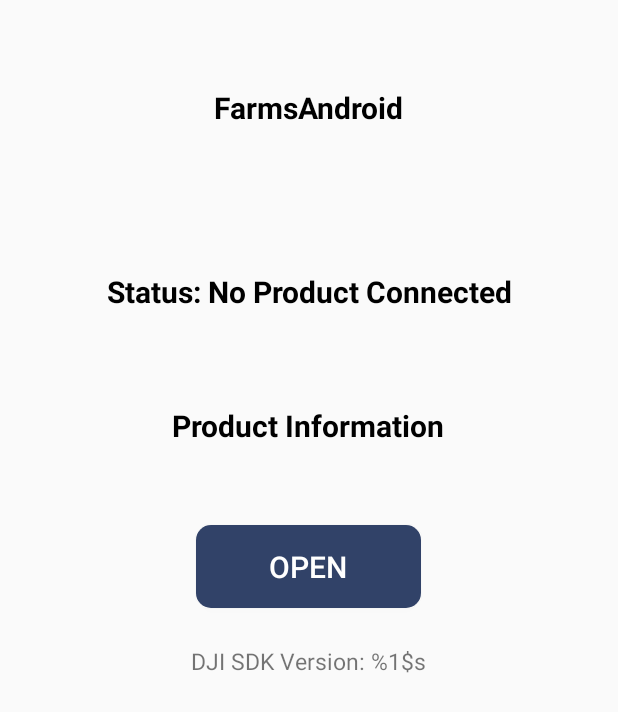
After one commit to esdrasdemorais/Farms, an Android app: the layout activity_connection.xml on its own in the app's theme, with its tools: preview values and no code run, on a phone screen of 412 x 824 dp. The commit adds this screen. Shown: the top 712 px of the screen. Run offline under Robolectric (Android 15) with nearby library versions, the phone set to English and light mode, and no system bars.

Commit message:
Connection Interface

```diff
--- a/FarmsAndroid/app/src/main/AndroidManifest.xml
+++ b/FarmsAndroid/app/src/main/AndroidManifest.xml
@@ -24,6 +24,15 @@
         android:glEsVersion="0x00020000"
         android:required="true" />
 
+    <uses-feature
+        android:name="android.hardware.usb.host"
+        android:required="false" />
+    <uses-feature
+        android:name="android.hardware.usb.accessory"
+        android:required="true" />
+
+
+
     <application
         android:allowBackup="true"
         android:icon="@mipmap/ic_launcher"
@@ -39,6 +48,33 @@
 
         <meta-data android:name="com.google.android.gms.version"
             android:value="@integer/google_play_services_version" />
+
+        <!-- DJI SDK -->
+        <uses-library android:name="com.android.future.usb.accessory" />
+        <meta-data
+            android:name="com.dji.sdk.API_KEY"
+            android:value="fef093eba8b5eb70accb5d81" />
+        <!--<meta-data-->
+            <!--android:name="com.google.android.geo.API_KEY"-->
+            <!--android:value="AIzaSyDuwP4Ka0IOHwAWllsbJbhezwD9gwlEzpA" />-->
+        <!--<meta-data-->
+            <!--android:name="com.google.android.gms.version"-->
+            <!--android:value="@integer/google_play_services_version" />-->
+
+        <activity
+            android:name="dji.sdk.sdkmanager.DJIAoaControllerActivity"
+            android:theme="@android:style/Theme.Translucent" >
+            <intent-filter>
+                <action android:name="android.hardware.usb.action.USB_ACCESSORY_ATTACHED" />
+            </intent-filter>
+
+            <meta-data
+                android:name="android.hardware.usb.action.USB_ACCESSORY_ATTACHED"
+                android:resource="@xml/accessory_filter" />
+        </activity>
+        <service android:name="dji.sdk.sdkmanager.DJIGlobalService" >
+        </service>
+        <!-- DJI SDK -->
 
         <activity android:name=".LoginActivity"
             android:label="@string/app_name"
--- /dev/null
+++ b/FarmsAndroid/app/src/main/res/drawable/round_btn.xml
@@ -0,0 +1,8 @@
+<?xml version="1.0" encoding="utf-8"?>
+<selector xmlns:android="http://schemas.android.com/apk/res/android">
+    <item android:drawable="@drawable/round_btn_normal" android:state_focused="true"></item>
+    <item android:drawable="@drawable/round_btn_pressed" android:state_selected="true"></item>
+    <item android:drawable="@drawable/round_btn_pressed" android:state_pressed="true"></item>
+    <item android:drawable="@drawable/round_btn_disable" android:state_enabled="false"></item>
+    <item android:drawable="@drawable/round_btn_normal" ></item>
+</selector>
--- /dev/null
+++ b/FarmsAndroid/app/src/main/res/drawable/round_btn_disable.xml
@@ -0,0 +1,8 @@
+<?xml version="1.0" encoding="utf-8"?>
+<shape xmlns:android="http://schemas.android.com/apk/res/android">
+    <solid android:color="#AAAAAAAA" />
+    <corners android:topLeftRadius="10dp"
+        android:topRightRadius="10dp"
+        android:bottomRightRadius="10dp"
+        android:bottomLeftRadius="10dp"/>
+</shape>
--- /dev/null
+++ b/FarmsAndroid/app/src/main/res/drawable/round_btn_normal.xml
@@ -0,0 +1,8 @@
+<?xml version="1.0" encoding="utf-8"?>
+<shape xmlns:android="http://schemas.android.com/apk/res/android">
+    <solid android:color="#FF314268" />
+    <corners android:topLeftRadius="10dp"
+        android:topRightRadius="10dp"
+        android:bottomRightRadius="10dp"
+        android:bottomLeftRadius="10dp"/>
+</shape>
--- /dev/null
+++ b/FarmsAndroid/app/src/main/res/drawable/round_btn_pressed.xml
@@ -0,0 +1,8 @@
+<?xml version="1.0" encoding="utf-8"?>
+<shape xmlns:android="http://schemas.android.com/apk/res/android">
+    <solid android:color="#AA314268" />
+    <corners android:topLeftRadius="10dp"
+        android:topRightRadius="10dp"
+        android:bottomRightRadius="10dp"
+        android:bottomLeftRadius="10dp"/>
+</shape>
--- /dev/null
+++ b/FarmsAndroid/app/src/main/res/layout/activity_connection.xml
@@ -0,0 +1,68 @@
+<?xml version="1.0" encoding="utf-8"?>
+<RelativeLayout xmlns:android="http://schemas.android.com/apk/res/android"
+    xmlns:tools="http://schemas.android.com/tools"
+    android:layout_width="match_parent"
+    android:layout_height="match_parent"
+    android:orientation="vertical">
+
+    <TextView
+        android:id="@+id/text_connection_status"
+        android:layout_width="wrap_content"
+        android:layout_height="wrap_content"
+        android:gravity="center"
+        android:text="Status: No Product Connected"
+        android:textColor="@android:color/black"
+        android:textSize="20dp"
+        android:textStyle="bold"
+        android:layout_alignBottom="@+id/text_product_info"
+        android:layout_centerHorizontal="true"
+        android:layout_marginBottom="89dp" />
+
+    <TextView
+        android:id="@+id/text_product_info"
+        android:layout_width="wrap_content"
+        android:layout_height="wrap_content"
+        android:layout_centerHorizontal="true"
+        android:layout_marginTop="270dp"
+        android:text="@string/product_information"
+        android:textColor="@android:color/black"
+        android:textSize="20dp"
+        android:gravity="center"
+        android:textStyle="bold"
+        />
+
+    <Button
+        android:id="@+id/btn_open"
+        android:layout_width="150dp"
+        android:layout_height="55dp"
+        android:layout_centerHorizontal="true"
+        android:layout_marginTop="350dp"
+        android:background="@drawable/round_btn"
+        android:text="Open"
+        android:textColor="@color/colorWhite"
+        android:textSize="20dp"
+        />
+
+    <TextView
+        android:layout_width="wrap_content"
+        android:layout_height="wrap_content"
+        android:layout_centerHorizontal="true"
+        android:layout_marginTop="430dp"
+        android:text="@string/sdk_version"
+        android:textSize="15dp"
+        android:id="@+id/textView2" />
+
+    <TextView
+        android:layout_width="wrap_content"
+        android:layout_height="wrap_content"
+        android:textAppearance="?android:attr/textAppearanceSmall"
+        android:text="FarmsAndroid"
+        android:id="@+id/textView"
+        android:layout_marginTop="58dp"
+        android:textStyle="bold"
+        android:textSize="20dp"
+        android:textColor="@color/colorBlack"
+        android:layout_alignParentTop="true"
+        android:layout_centerHorizontal="true" />
+
+</RelativeLayout>
--- a/FarmsAndroid/app/src/main/res/values/colors.xml
+++ b/FarmsAndroid/app/src/main/res/values/colors.xml
@@ -4,4 +4,5 @@
     <color name="colorPrimaryDark">#000000</color>
     <color name="colorAccent">#777777</color>
     <color name="colorWhite">#ffffff</color>
+    <color name="colorBlack">#000000</color>
 </resources>
--- a/FarmsAndroid/app/src/main/res/values/strings.xml
+++ b/FarmsAndroid/app/src/main/res/values/strings.xml
@@ -3,4 +3,8 @@
     <string name="title_activity_mainactivity">FarmsAndroid</string>
     <string name="title_activity_demo">GSDemoActivity</string>
     <string name="google_app_id">phs-aplicativo-1500925819152</string>
+    <string name="product_information">Product Information</string>
+    <string name="sdk_version">DJI SDK Version: %1$s</string>
+    <string name="connection_loose">Status: No Product Connected</string>
+    <string name="disconnected">Disconnected</string>
 </resources>
```
